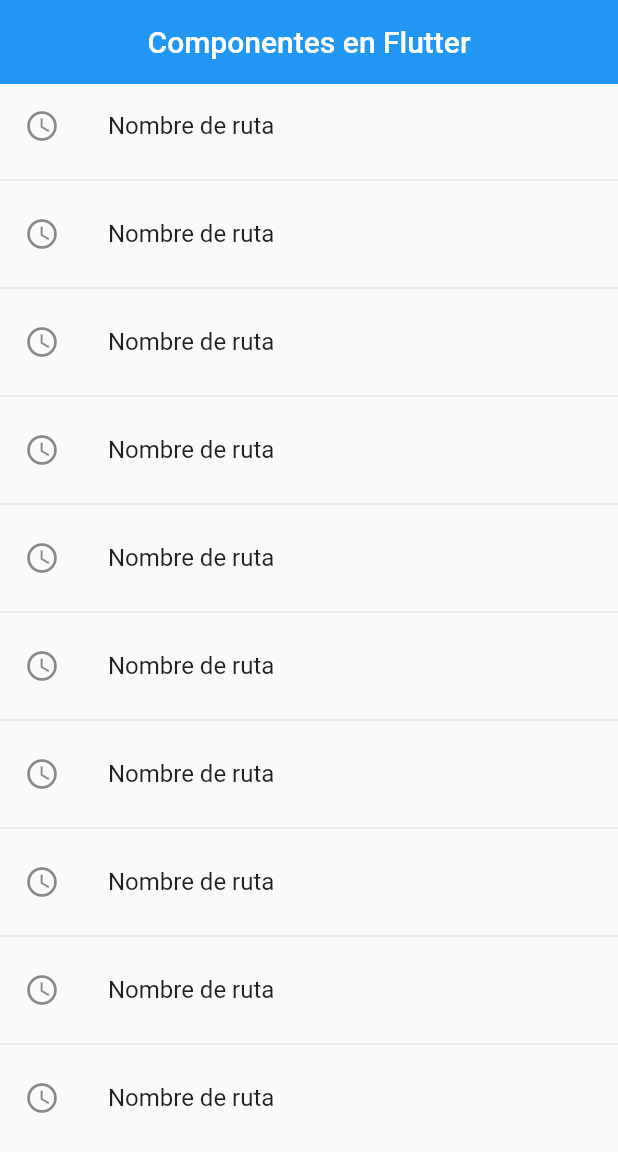
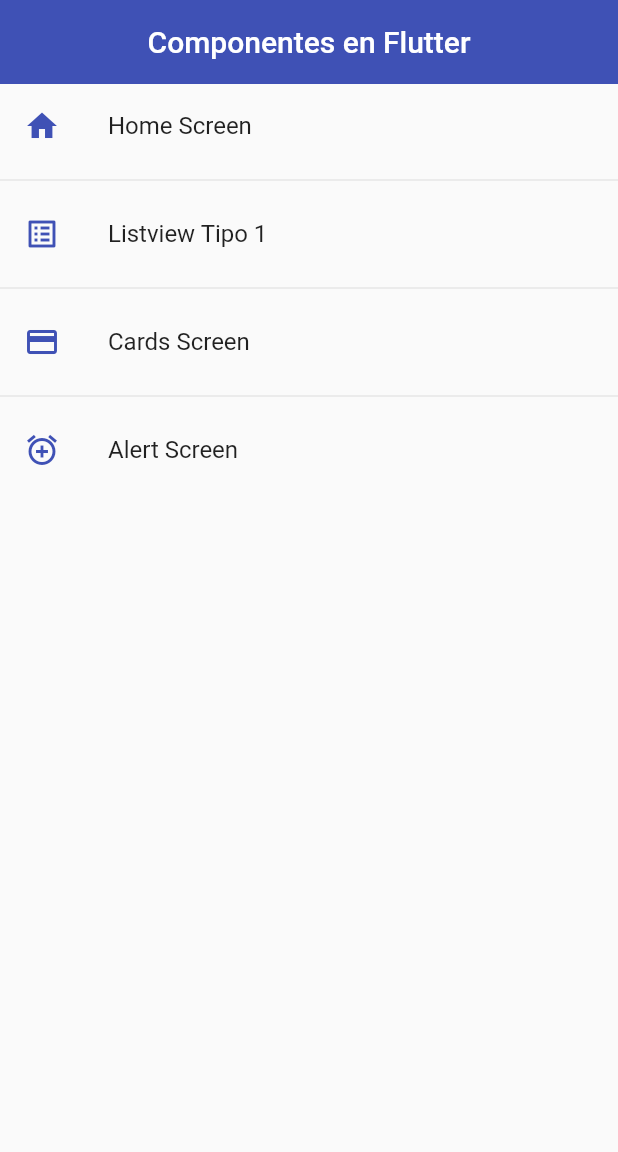
Before and after one commit to Gomez-Enzo/Flutter-Componentes, a Flutter app: the screen it shows after launch, on a phone screen of 412 x 824 dp. Shown: the top 1152 px of the screen. Run offline on Flutter 3.47's test engine with Material 2 defaults, Android fonts, the phone set to English and light mode, and no system bars.

Commit message:
realice el tema principal de la app

```diff
--- a/components_flutter/lib/main.dart
+++ b/components_flutter/lib/main.dart
@@ -1,5 +1,6 @@
+import 'package:components_flutter/router/app_routes.dart';
+import 'package:components_flutter/theme/app_theme.dart';
 import 'package:flutter/material.dart';
-import 'package:components_flutter/screens/screens.dart';
 
 void main() => runApp(const MyApp());
 
@@ -11,14 +12,10 @@ class MyApp extends StatelessWidget {
     return MaterialApp(
       debugShowCheckedModeBanner: false,
       title: 'Material App',
-      //home: const CardScreen(),
-      initialRoute: 'home',
-      routes: {
-        'home': (BuildContext context) => const HomeScreen(),
-        'listview1': (BuildContext context) => const Listview1Screen(),
-        'cards': (BuildContext context) => const CardScreen(),
-        'alert': (BuildContext context) => const AlertScreen(),
-      },
+      initialRoute: AppRoutes.initialRoute,
+      routes: AppRoutes.getAppRoutes(),
+      onGenerateRoute: AppRoutes.onGenerateRoute,
+      theme: AppTheme.lightTheme,
     );
   }
 }
--- /dev/null
+++ b/components_flutter/lib/models/menu_option.dart
@@ -0,0 +1,14 @@
+import 'package:flutter/material.dart' show IconData, Widget;
+
+class MenuOption {
+  final String route;
+  final IconData icon;
+  final String name;
+  final Widget screen;
+
+  MenuOption(
+      {required this.route,
+      required this.icon,
+      required this.name,
+      required this.screen});
+}
--- /dev/null
+++ b/components_flutter/lib/models/models.dart
@@ -0,0 +1 @@
+export 'package:components_flutter/models/menu_option.dart';
--- /dev/null
+++ b/components_flutter/lib/router/app_routes.dart
@@ -0,0 +1,43 @@
+import 'package:components_flutter/models/models.dart';
+import 'package:flutter/material.dart';
+
+import '../screens/screens.dart';
+
+class AppRoutes {
+  static const initialRoute = 'home';
+
+  static final menuOptions = <MenuOption>[
+    MenuOption(
+        route: 'home',
+        name: 'Home Screen',
+        screen: const HomeScreen(),
+        icon: Icons.home),
+    MenuOption(
+        route: 'Listview1',
+        name: 'Listview Tipo 1',
+        screen: const Listview1Screen(),
+        icon: Icons.list_alt),
+    MenuOption(
+        route: 'cards',
+        name: 'Cards Screen',
+        screen: const CardScreen(),
+        icon: Icons.credit_card),
+    MenuOption(
+        route: 'alert',
+        name: 'Alert Screen',
+        screen: const AlertScreen(),
+        icon: Icons.add_alarm_sharp),
+  ];
+
+  static Map<String, Widget Function(BuildContext)> getAppRoutes() {
+    Map<String, Widget Function(BuildContext)> appRoutes = {};
+    for (final option in menuOptions) {
+      appRoutes.addAll({option.route: (BuildContext context) => option.screen});
+    }
+    return appRoutes;
+  }
+
+  static Route<dynamic> onGenerateRoute(RouteSettings settings) {
+    return MaterialPageRoute(builder: (context) => const AlertScreen());
+  }
+}
--- a/components_flutter/lib/screens/home_screen.dart
+++ b/components_flutter/lib/screens/home_screen.dart
@@ -1,4 +1,5 @@
-import 'package:components_flutter/screens/screens.dart';
+import 'package:components_flutter/router/app_routes.dart';
+import 'package:components_flutter/theme/app_theme.dart';
 import 'package:flutter/material.dart';
 
 class HomeScreen extends StatelessWidget {
@@ -9,18 +10,20 @@ class HomeScreen extends StatelessWidget {
     return Scaffold(
         appBar: AppBar(
           title: const Center(child: Text('Componentes en Flutter')),
-          elevation: 0,
         ),
         body: ListView.separated(
           itemBuilder: (context, index) => ListTile(
-            leading: const Icon(Icons.access_time_outlined),
-            title: const Text('Nombre de ruta'),
+            leading: Icon(
+              AppRoutes.menuOptions[index].icon,
+              color: AppTheme.primary,
+            ),
+            title: Text(AppRoutes.menuOptions[index].name),
             onTap: () {
-              Navigator.pushNamed(context, 'cards');
+              Navigator.pushNamed(context, AppRoutes.menuOptions[index].route);
             },
           ),
           separatorBuilder: (context, index) => const Divider(),
-          itemCount: 10,
+          itemCount: AppRoutes.menuOptions.length,
         ));
   }
 }
--- a/components_flutter/lib/screens/listview1_screen.dart
+++ b/components_flutter/lib/screens/listview1_screen.dart
@@ -10,8 +10,6 @@ class Listview1Screen extends StatelessWidget {
     return Scaffold(
         appBar: AppBar(
           title: const Center(child: Text("Listview Tipo 1")),
-          elevation: 0,
-          backgroundColor: Colors.indigo,
         ),
         body: ListView.separated(
           itemCount: options.length,
--- /dev/null
+++ b/components_flutter/lib/theme/app_theme.dart
@@ -0,0 +1,16 @@
+import 'package:flutter/material.dart';
+
+class AppTheme {
+  static const Color primary = Colors.indigo;
+
+  static final ThemeData lightTheme = ThemeData.light().copyWith(
+      primaryColor: primary,
+      appBarTheme: const AppBarTheme(
+        color: primary,
+        elevation: 0,
+      ),
+      textButtonTheme: TextButtonThemeData(
+          style: TextButton.styleFrom(
+        primary: primary,
+      )));
+}
--- /dev/null
+++ b/components_flutter/lib/widgets/widgets.dart
@@ -0,0 +1 @@
+export 'package:components_flutter/widgets/custom_card_type_1.dart';
```
Also changed, not shown: components_flutter/lib/screens/cards_screen.dart (+10 -5 lines), components_flutter/lib/widgets/custom_card_type_1.dart (added, +42 -0 lines).
